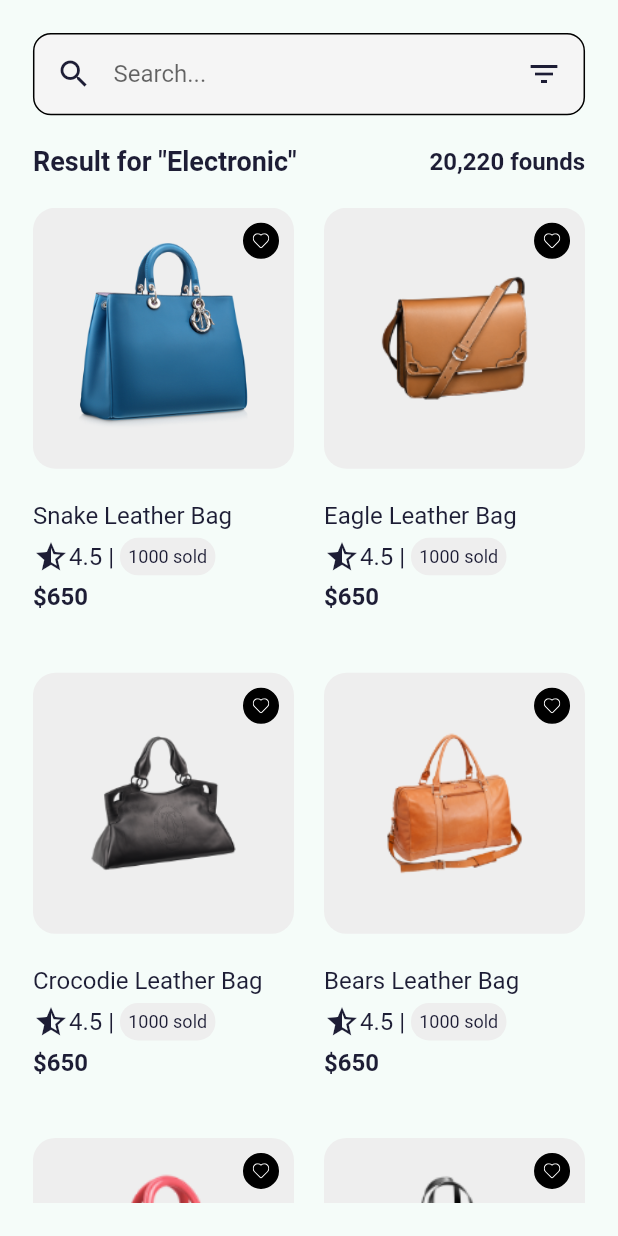
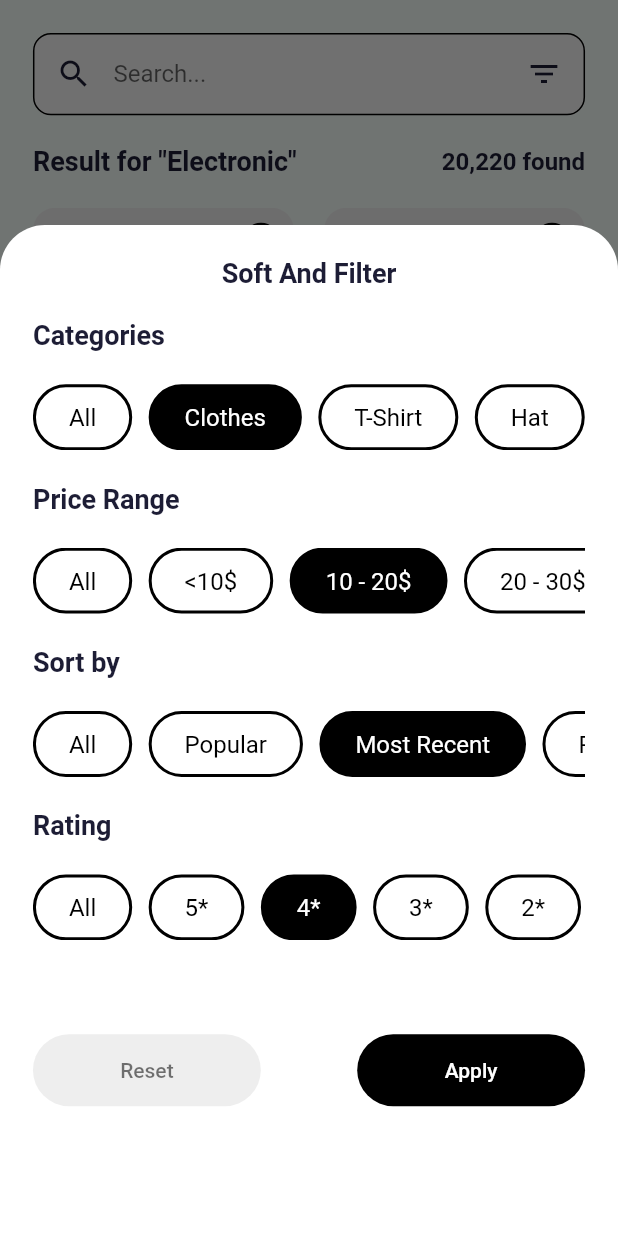
Before and after one commit to vuxnguyxn/e-commerce-app, a Flutter app: the SearchPage screen opened by its route, after a tap on the "filter list" icon, on a phone screen of 412 x 824 dp. Run offline on Flutter 3.47's test engine with Material 2 defaults, Android fonts, the phone set to English and light mode, and no system bars; our stand-ins replace flutter_svg.

Commit message:
features(search): create sort and filter with bottom sheet

```diff
--- a/lib/features/home/data/simple_data.dart
+++ b/lib/features/home/data/simple_data.dart
@@ -1,20 +1,48 @@
 class DataTitleMostPopular {
   String title;
-  bool? isSelested;
+  bool? isSelected;
   DataTitleMostPopular({
     required this.title,
-    this.isSelested = false,
+    this.isSelected = false,
   });
 }
 
 List dataTitleMostPopular = [
-  DataTitleMostPopular(title: 'All', isSelested: true),
-  DataTitleMostPopular(title: 'Clother', isSelested: false),
-  DataTitleMostPopular(title: 'T-Shirt', isSelested: false),
-  DataTitleMostPopular(title: 'Hat', isSelested: false),
-  DataTitleMostPopular(title: 'Hoodie', isSelested: false),
-  DataTitleMostPopular(title: 'Leggeng', isSelested: false),
-  DataTitleMostPopular(title: 'Sweater', isSelested: false),
+  DataTitleMostPopular(title: 'All', isSelected: false),
+  DataTitleMostPopular(title: 'Clothes', isSelected: true),
+  DataTitleMostPopular(title: 'T-Shirt', isSelected: false),
+  DataTitleMostPopular(title: 'Hat', isSelected: false),
+  DataTitleMostPopular(title: 'Hoodie', isSelected: false),
+  DataTitleMostPopular(title: 'Legging', isSelected: false),
+  DataTitleMostPopular(title: 'Sweater', isSelected: false),
+];
+
+List dataPriceRange = [
+  DataTitleMostPopular(title: 'All', isSelected: false),
+  DataTitleMostPopular(title: '<10\$', isSelected: false),
+  DataTitleMostPopular(title: '10 - 20\$', isSelected: true),
+  DataTitleMostPopular(title: '20 - 30\$', isSelected: false),
+  DataTitleMostPopular(title: '30 - 40\$', isSelected: false),
+  DataTitleMostPopular(title: '50 - 100\$', isSelected: false),
+  DataTitleMostPopular(title: '>100\$', isSelected: false),
+];
+
+List dataSortBy = [
+  DataTitleMostPopular(title: 'All', isSelected: false),
+  DataTitleMostPopular(title: 'Popular', isSelected: false),
+  DataTitleMostPopular(title: 'Most Recent', isSelected: true),
+  DataTitleMostPopular(title: 'Price High', isSelected: false),
+  DataTitleMostPopular(title: 'Discount', isSelected: false),
+  DataTitleMostPopular(title: 'Trending', isSelected: false),
+];
+
+List dataRating = [
+  DataTitleMostPopular(title: 'All', isSelected: false),
+  DataTitleMostPopular(title: '5*', isSelected: false),
+  DataTitleMostPopular(title: '4*', isSelected: true),
+  DataTitleMostPopular(title: '3*', isSelected: false),
+  DataTitleMostPopular(title: '2*', isSelected: false),
+  DataTitleMostPopular(title: '1*', isSelected: false),
 ];
 
 class DataItemMostPopular {
@@ -50,7 +78,7 @@ List dataItemMostPopular = [
       price: 650),
   DataItemMostPopular(
       image: 'assets/images/bag_3.png',
-      title: 'Crocodie Leather Bag',
+      title: 'Crocodile Leather Bag',
       sold: 1000,
       star: 4.5,
       price: 650),
@@ -152,7 +180,7 @@ List dataNotifications = [
     date: "Yesterday",
     notifications: [
       Notification(
-          title: "Top Up E-Wallet Succesful!",
+          title: "Top Up E-Wallet Successful!",
           content: "You have to top up your e-wallet",
           image: "wallet"),
       Notification(
@@ -165,7 +193,7 @@ List dataNotifications = [
     date: "December 22, 2023",
     notifications: [
       Notification(
-          title: "Credit Card Conected!",
+          title: "Credit Card Connected!",
           content: "Credit Card has been linked!",
           image: "credit"),
       Notification(
--- a/lib/features/home/presentation/pages/home_page.dart
+++ b/lib/features/home/presentation/pages/home_page.dart
@@ -35,7 +35,7 @@ class _HomePageState extends State<HomePage> {
   }
 
   final time = DateTime.now().hour;
-  String notifiaction = "";
+  String notification = "";
   int currentIndex = 0;
 
   bool lightMode =
@@ -43,17 +43,15 @@ class _HomePageState extends State<HomePage> {
 
   void greeting() {
     if (time < 6) {
-      notifiaction = "Good Night,";
+      notification = "Good Night,";
     } else if (time < 12) {
-      notifiaction = "Good Morning,";
+      notification = "Good Morning,";
     } else if (time < 18) {
-      notifiaction = "Good Afternoom,";
+      notification = "Good Afternoon,";
     } else if (time < 24) {
-      notifiaction = "Good Evening,";
+      notification = "Good Evening,";
     }
   }
-
-  DataItemMostPopular data = dataItemMostPopular[0];
 
   @override
   Widget build(BuildContext context) {
@@ -85,7 +83,7 @@ class _HomePageState extends State<HomePage> {
                 title: 'Most Popular',
                 press: () =>
                     Navigator.pushNamed(context, MostPopularPage.route)),
-            mostPopularTabbar(),
+            mostPopularTabBar(),
             Container(
               height: SizeConfig.screenHeight - 200,
               padding: EdgeInsets.only(
@@ -94,15 +92,15 @@ class _HomePageState extends State<HomePage> {
                 left: getProportionateScreenWidth(20),
               ),
               child: GridView.builder(
-                itemCount: 8,
+                itemCount: dataItemMostPopular.length,
                 scrollDirection: Axis.vertical,
                 gridDelegate: const SliverGridDelegateWithFixedCrossAxisCount(
                     crossAxisCount: 2,
-                    childAspectRatio: .63,
+                    childAspectRatio: .6,
                     crossAxisSpacing: kDefaultPadding,
                     mainAxisSpacing: kDefaultPadding),
                 itemBuilder: (context, index) =>
-                    MostPopularItemCard(data: data),
+                    MostPopularItemCard(data: dataItemMostPopular[index]),
               ),
             ),
           ],
@@ -111,7 +109,7 @@ class _HomePageState extends State<HomePage> {
     );
   }
 
-  Container mostPopularTabbar() {
+  Container mostPopularTabBar() {
     return Container(
       width: double.infinity,
       height: getProportionateScreenWidth(kDefaultPadding * 2),
@@ -204,7 +202,7 @@ class _HomePageState extends State<HomePage> {
         Column(
           crossAxisAlignment: CrossAxisAlignment.start,
           children: [
-            Text(notifiaction.toString(), style: const TextTheme().bodySmall),
+            Text(notification.toString(), style: const TextTheme().bodySmall),
             SizedBox(
               height: getProportionateScreenHeight(5),
             ),
--- a/lib/features/home/presentation/pages/search_page.dart
+++ b/lib/features/home/presentation/pages/search_page.dart
@@ -1,6 +1,8 @@
 import 'package:e_commerce_app/core/constants.dart';
 import 'package:e_commerce_app/core/size_config.dart';
 import 'package:e_commerce_app/features/home/data/simple_data.dart';
+import 'package:e_commerce_app/features/home/presentation/widgets/most_popular_tabbar.dart';
+import 'package:flutter/foundation.dart';
 import 'package:flutter/material.dart';
 
 import '../widgets/most_popular_item_cart.dart';
@@ -15,23 +17,131 @@ class SearchPage extends StatefulWidget {
 
 class _SearchPageState extends State<SearchPage> {
   String textSearch = "Electronic";
-  String foundsSearch = "20,220";
+  String resultFound = "20,220";
+  final _scaffoldKey = GlobalKey<ScaffoldState>();
+
+  void _showSortAndFilterModalSheet() {
+    showModalBottomSheet(
+      context: context,
+      backgroundColor: Colors.transparent,
+      isScrollControlled: true,
+      builder: (builder) {
+        return Container(
+          padding: EdgeInsets.symmetric(
+            horizontal: getProportionateScreenWidth(kDefaultPadding),
+            vertical: getProportionateScreenWidth(kDefaultPadding),
+          ),
+          height: SizeConfig.screenHeight - 150,
+          decoration: const BoxDecoration(
+              borderRadius: BorderRadius.only(
+                topLeft: Radius.circular(30),
+                topRight: Radius.circular(30),
+              ),
+              color: Colors.white),
+          child: Column(
+            crossAxisAlignment: CrossAxisAlignment.start,
+            children: [
+              const Center(
+                child: Text(
+                  'Soft And Filter',
+                  style: TextStyle(fontSize: 18, fontWeight: FontWeight.bold),
+                ),
+              ),
+              SizedBox(
+                height: getProportionateScreenHeight(kDefaultPadding),
+              ),
+              titleAndListFilter("Categories", dataTitleMostPopular),
+              titleAndListFilter("Price Range", dataPriceRange),
+              titleAndListFilter("Sort by", dataSortBy),
+              titleAndListFilter("Rating", dataRating),
+              SizedBox(
+                height: getProportionateScreenHeight(kDefaultPadding * 2),
+              ),
+              Row(
+                mainAxisAlignment: MainAxisAlignment.spaceBetween,
+                children: [
+                  buttonSortAndFilter(
+                      'Reset', Colors.grey.shade200, Colors.black54, () {}),
+                  buttonSortAndFilter(
+                      'Apply', Colors.black, Colors.white, () {}),
+                ],
+              ),
+            ],
+          ),
+        );
+      },
+    );
+  }
+
+  Container buttonSortAndFilter(
+      String title, Color color, Color colorText, VoidCallback press) {
+    return Container(
+      padding: EdgeInsets.symmetric(
+        horizontal: getProportionateScreenWidth(kDefaultPadding * 2),
+      ),
+      decoration: BoxDecoration(
+        borderRadius: BorderRadius.circular(50),
+        color: color,
+      ),
+      child: TextButton(
+        onPressed: press,
+        child: Text(
+          title,
+          style: TextStyle(color: colorText),
+        ),
+      ),
+    );
+  }
+
+  Column titleAndListFilter(String title,  List data) {
+    return Column(
+      crossAxisAlignment: CrossAxisAlignment.start,
+      children: [
+        Text(
+          title,
+          style: const TextStyle(
+            fontSize: 18,
+            fontWeight: FontWeight.bold,
+          ),
+        ),
+        Container(
+          width: double.infinity,
+          height: getProportionateScreenWidth(kDefaultPadding * 2),
+          margin: EdgeInsets.symmetric(
+              vertical: getProportionateScreenWidth(kDefaultPadding)),
+          child: ListView.builder(
+            scrollDirection: Axis.horizontal,
+            itemCount: data.length,
+            itemBuilder: (context, index) => MostPopularTabBar(
+              data: data[index],
+              press: () {},
+            ),
+          ),
+        ),
+      ],
+    );
+  }
+
   @override
   Widget build(BuildContext context) {
     return Scaffold(
+      key: _scaffoldKey,
       body: SafeArea(
         child: Container(
           margin: EdgeInsets.all(getProportionateScreenWidth(kDefaultPadding)),
           child: Column(
             children: [
               SearchAndFilterBar(
-                filterPress: () {},
+                filterPress: () {
+                  _showSortAndFilterModalSheet();
+                },
               ),
               SizedBox(
                 height: getProportionateScreenHeight(kDefaultPadding),
               ),
               // const RecentHistoryCard(),
-              ResultForSearchCard(textSearch: textSearch, foundsSearch: foundsSearch)
+              ResultForSearchCard(
+                  textSearch: textSearch, resultFound: resultFound)
             ],
           ),
         ),
@@ -44,11 +154,11 @@ class ResultForSearchCard extends StatelessWidget {
   const ResultForSearchCard({
     Key? key,
     required this.textSearch,
-    required this.foundsSearch,
+    required this.resultFound,
   }) : super(key: key);
 
   final String textSearch;
-  final String foundsSearch;
+  final String resultFound;
 
   @override
   Widget build(BuildContext context) {
@@ -59,17 +169,15 @@ class ResultForSearchCard extends StatelessWidget {
             children: [
               Text(
                 'Result for "$textSearch"',
-                overflow: textSearch.length > 10
-                    ? TextOverflow.ellipsis
-                    : null,
-                style: const TextStyle(
-                    fontSize: 18, fontWeight: FontWeight.bold),
+                overflow: textSearch.length > 10 ? TextOverflow.ellipsis : null,
+                style:
+                    const TextStyle(fontSize: 18, fontWeight: FontWeight.bold),
               ),
               const Spacer(),
               Text(
-                '$foundsSearch founds',
-                style: const TextStyle(
-                    fontSize: 16, fontWeight: FontWeight.bold),
+                '$resultFound found',
+                style:
+                    const TextStyle(fontSize: 16, fontWeight: FontWeight.bold),
               ),
             ],
           ),
@@ -78,14 +186,13 @@ class ResultForSearchCard extends StatelessWidget {
           ),
           Expanded(
             child: GridView.builder(
-              itemBuilder: (context, index) => MostPopularItemCard(
-                  data: dataItemMostPopular[index]),
-              gridDelegate:
-                  const SliverGridDelegateWithFixedCrossAxisCount(
-                      crossAxisCount: 2,
-                      childAspectRatio: .6,
-                      mainAxisSpacing: kDefaultPadding,
-                      crossAxisSpacing: kDefaultPadding),
+              itemBuilder: (context, index) =>
+                  MostPopularItemCard(data: dataItemMostPopular[index]),
+              gridDelegate: const SliverGridDelegateWithFixedCrossAxisCount(
+                  crossAxisCount: 2,
+                  childAspectRatio: .6,
+                  mainAxisSpacing: kDefaultPadding,
+                  crossAxisSpacing: kDefaultPadding),
               itemCount: dataItemMostPopular.length,
             ),
           )
--- a/lib/features/home/presentation/widgets/most_popular_tabbar.dart
+++ b/lib/features/home/presentation/widgets/most_popular_tabbar.dart
@@ -27,12 +27,12 @@ class MostPopularTabBar extends StatelessWidget {
             horizontal: getProportionateScreenWidth(kDefaultPadding)),
         decoration: BoxDecoration(
           borderRadius: BorderRadius.circular(30),
-          color: data.isSelested ==true ? Colors.black : Colors.white,
+          color: data.isSelected ==true ? Colors.black : Colors.white,
           border: Border.all(color: Colors.black, width: 2),
         ),
         child: Text(
           data.title,
-          style: TextStyle(color: data.isSelested ==true ? Colors.white : Colors.black),
+          style: TextStyle(color: data.isSelected ==true ? Colors.white : Colors.black),
         ),
       ),
     );
```
